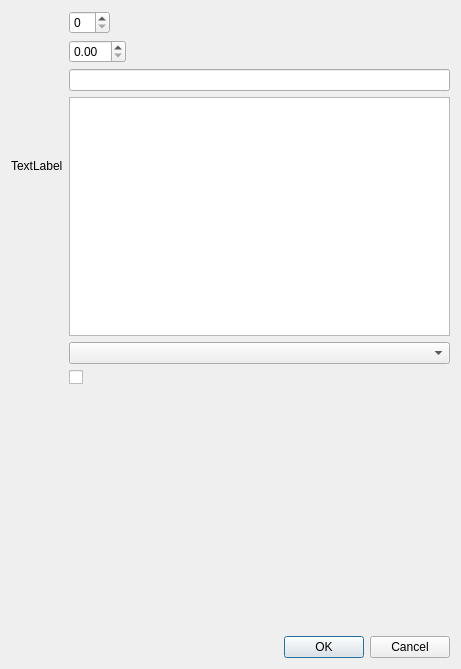
Before: the Qt Designer form src/editor/objecteditor/ui/objectvaluedialog.ui in tdauth/wc3lib, drawn with Qt 5.
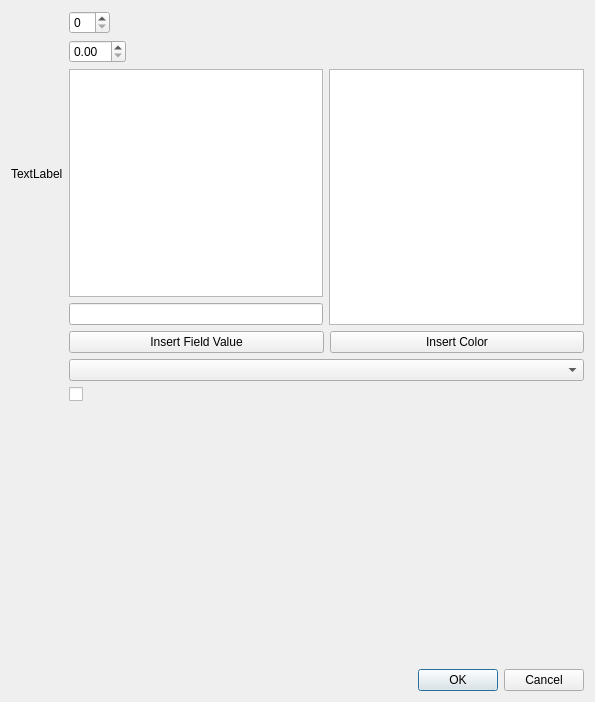
After: the same form once the commit is applied. Custom widgets are drawn as their Qt base class.

```diff
--- a/src/editor/objecteditor/ui/objectvaluedialog.ui
+++ b/src/editor/objecteditor/ui/objectvaluedialog.ui
@@ -6,8 +6,8 @@
    <rect>
     <x>0</x>
     <y>0</y>
-    <width>461</width>
-    <height>669</height>
+    <width>595</width>
+    <height>702</height>
    </rect>
   </property>
   <property name="sizePolicy">
@@ -103,10 +103,39 @@
         </layout>
        </item>
        <item>
-        <widget class="QLineEdit" name="m_lineEdit"/>
+        <layout class="QHBoxLayout" name="horizontalLayout_5">
+         <item>
+          <layout class="QVBoxLayout" name="verticalLayout_3">
+           <item>
+            <widget class="KTextEdit" name="m_textEdit"/>
+           </item>
+           <item>
+            <widget class="QLineEdit" name="m_lineEdit"/>
+           </item>
+          </layout>
+         </item>
+         <item>
+          <widget class="QTextBrowser" name="m_previewTextBrowser"/>
+         </item>
+        </layout>
        </item>
        <item>
-        <widget class="KTextEdit" name="m_textEdit"/>
+        <layout class="QHBoxLayout" name="horizontalLayout_4">
+         <item>
+          <widget class="QPushButton" name="m_insertFieldValuePushButton">
+           <property name="text">
+            <string>Insert Field Value</string>
+           </property>
+          </widget>
+         </item>
+         <item>
+          <widget class="QPushButton" name="m_insertColorPushButton">
+           <property name="text">
+            <string>Insert Color</string>
+           </property>
+          </widget>
+         </item>
+        </layout>
        </item>
        <item>
         <widget class="KComboBox" name="m_comboBox"/>
```
